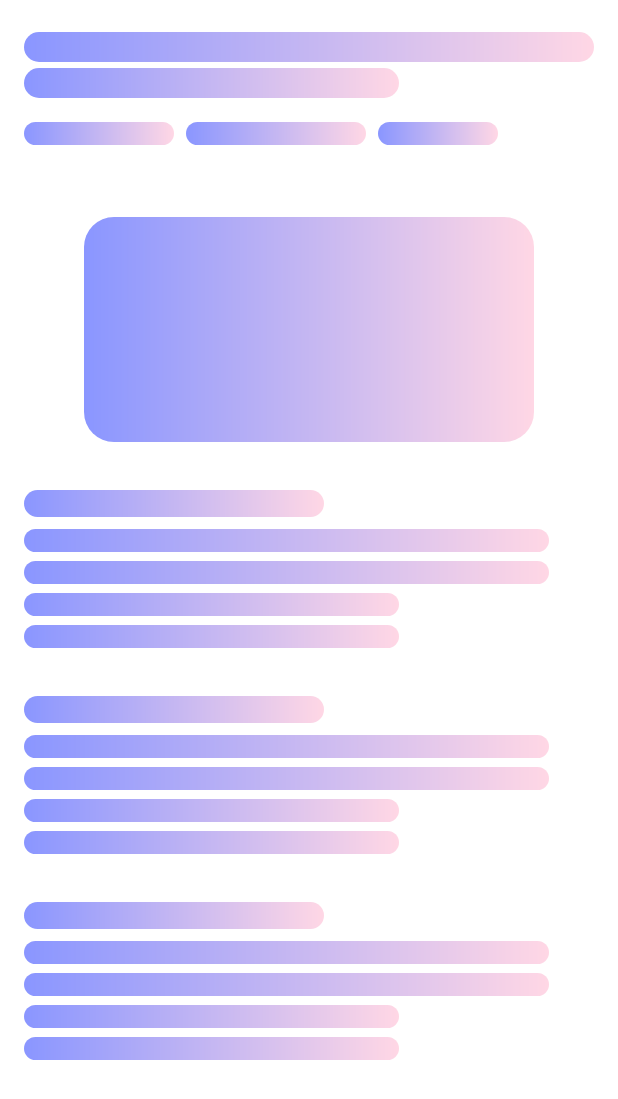
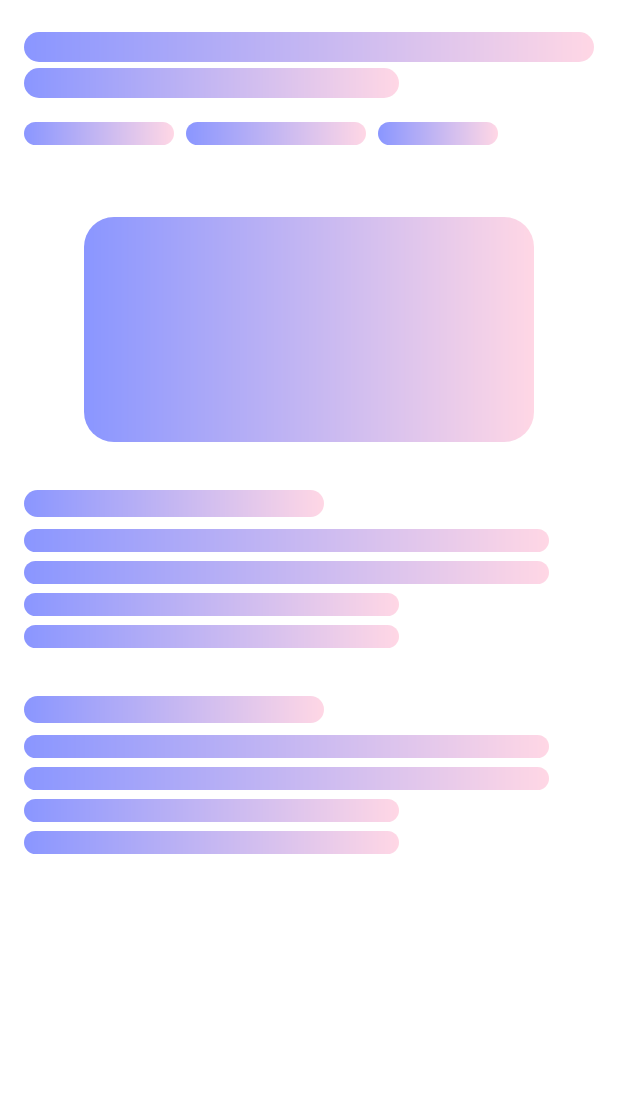
Before and after one commit to GEEKOFIA/blog_app, an Android app: the ReadingActivity screen opened directly, with no data from a screen before it, on a phone screen of 412 x 824 dp. Shown: the top 1099 px of the screen. Run offline under Robolectric (Android 15) with nearby library versions, the phone set to English and light mode, and no system bars; our stand-ins replace Picasso, Shimmer; pictures from the network do not load; 11 statements that could not run were skipped.

Commit message:
Fixes #19 and Fixes #21
* Add Swipe Down To Refresh Posts
* Update Shimmer Layout
* Update drawable color for post date, writer and timer

Signed-off-by: chankruze <chankruze@gmail.com>

```diff
--- a/app/build.gradle
+++ b/app/build.gradle
@@ -7,8 +7,8 @@ android {
         applicationId "in.geekofia.blog"
         minSdkVersion 21
         targetSdkVersion 29
-        versionCode 46
-        versionName "1.2.3"
+        versionCode 51
+        versionName "1.2.4"
         testInstrumentationRunner "androidx.test.runner.AndroidJUnitRunner"
         manifestPlaceholders = [
                 onesignal_app_id: '934a0007-02bc-4385-bd4f-35b491fe6687',
--- a/app/src/main/java/in/geekofia/blog/fragments/PostsFragment.java
+++ b/app/src/main/java/in/geekofia/blog/fragments/PostsFragment.java
@@ -17,6 +17,7 @@ import androidx.fragment.app.Fragment;
 import androidx.recyclerview.widget.DividerItemDecoration;
 import androidx.recyclerview.widget.LinearLayoutManager;
 import androidx.recyclerview.widget.RecyclerView;
+import androidx.swiperefreshlayout.widget.SwipeRefreshLayout;
 
 import in.geekofia.blog.activities.ReadingActivity;
 import in.geekofia.blog.models.Post;
@@ -104,13 +105,22 @@ public class PostsFragment extends Fragment {
                 loadLatestPosts();
             }
         });
+
+        final SwipeRefreshLayout swipeRefreshLayout = view.findViewById(R.id.pull_to_refresh);
+        swipeRefreshLayout.setOnRefreshListener(new SwipeRefreshLayout.OnRefreshListener() {
+            @Override
+            public void onRefresh() {
+                mPostList.clear();
+                mAdapter.notifyDataSetChanged();
+                loadLatestPosts();
+                swipeRefreshLayout.setRefreshing(false);
+            }
+        });
     }
 
     private void loadLatestPosts() {
         if (isConnected()) {
-            if (mShimmerViewContainer.getVisibility() == View.VISIBLE && mShimmerViewContainer.isShimmerStarted()) {
-                // do nothing
-            } else {
+            if (!(mShimmerViewContainer.getVisibility() == View.VISIBLE) && mShimmerViewContainer.isShimmerStarted()) {
                 mShimmerViewContainer.setVisibility(View.VISIBLE);
                 mShimmerViewContainer.startShimmer();
             }
@@ -179,12 +189,12 @@ public class PostsFragment extends Fragment {
         });
     }
 
-    public void search(String queryText) {
+    private void search(String queryText) {
         mAdapter.getFilter().filter(queryText);
     }
 
 
-    public void showPopup(final Context context, View view, final ArrayList<Post> posts, final int position) {
+    private void showPopup(final Context context, View view, final ArrayList<Post> posts, final int position) {
         // Setup Popup Menu
         MenuBuilder menuBuilder = new MenuBuilder(context);
         MenuInflater inflater = new MenuInflater(context);
--- /dev/null
+++ b/app/src/main/res/drawable/ic_author_post.xml
@@ -0,0 +1,14 @@
+<vector xmlns:android="http://schemas.android.com/apk/res/android"
+    android:width="24dp"
+    android:height="24dp"
+    android:viewportWidth="24"
+    android:viewportHeight="24">
+  <path
+      android:fillColor="#FF000000"
+      android:pathData="M0,0h24v24h-24z"
+      android:strokeAlpha="0"
+      android:fillAlpha="0"/>
+  <path
+      android:fillColor="#FF000000"
+      android:pathData="M19.4,7.34L16.66,4.6A2,2 0,0 0,14 4.53l-9,9a2,2 0,0 0,-0.57 1.21L4,18.91a1,1 0,0 0,0.29 0.8A1,1 0,0 0,5 20h0.09l4.17,-0.38a2,2 0,0 0,1.21 -0.57l9,-9a1.92,1.92 0,0 0,-0.07 -2.71zM9.08,17.62l-3,0.28 0.27,-3L12,9.32l2.7,2.7zM16,10.68L13.32,8l1.95,-2L18,8.73z"/>
+</vector>
--- a/app/src/main/res/layout/activity_reading.xml
+++ b/app/src/main/res/layout/activity_reading.xml
@@ -1,20 +1,20 @@
 <?xml version="1.0" encoding="utf-8"?>
 <LinearLayout xmlns:android="http://schemas.android.com/apk/res/android"
+    xmlns:app="http://schemas.android.com/apk/res-auto"
     xmlns:tools="http://schemas.android.com/tools"
-    xmlns:app="http://schemas.android.com/apk/res-auto"
-    tools:context=".activities.ReadingActivity"
+    android:layout_width="match_parent"
+    android:layout_height="wrap_content"
     android:orientation="vertical"
-    android:layout_height="wrap_content"
-    android:layout_width="match_parent">
+    tools:context=".activities.ReadingActivity">
 
     <ProgressBar
         android:id="@+id/progress_horizontal"
-        android:progressDrawable="@drawable/progressbar_drawable_green"
         style="?android:attr/progressBarStyleHorizontal"
+        android:layout_width="match_parent"
+        android:layout_height="5dp"
         android:max="100"
         android:progress="0"
-        android:layout_width="match_parent"
-        android:layout_height="5dp"/>
+        android:progressDrawable="@drawable/progressbar_drawable_green" />
 
     <ScrollView
         android:id="@+id/scrollView"
@@ -64,33 +64,24 @@
 
                     <TextView
                         android:id="@+id/view_post_date"
-                        android:layout_width="wrap_content"
-                        android:layout_height="wrap_content"
+                        style="@style/TextViewPost"
                         android:drawableStart="@drawable/ic_calendar"
-                        android:drawablePadding="4dp"
-                        android:drawableTint="#787878"
-                        android:paddingStart="0dp"
-                        android:paddingEnd="8dp" />
+                        tools:text="17 December" />
 
                     <TextView
                         android:id="@+id/view_post_author"
-                        android:layout_width="wrap_content"
-                        android:layout_height="wrap_content"
-                        android:drawableStart="@drawable/ic_author"
-                        android:drawablePadding="4dp"
-                        android:drawableTint="#787878"
-                        android:paddingStart="0dp"
-                        android:paddingEnd="8dp" />
+                        style="@style/TextViewPost"
+                        android:layout_width="0dp"
+                        android:layout_weight="1"
+                        android:drawableStart="@drawable/ic_author_post"
+                        tools:text="chankruze" />
 
                     <TextView
                         android:id="@+id/view_post_duration"
-                        android:layout_width="wrap_content"
-                        android:layout_height="wrap_content"
+                        style="@style/TextViewPost"
                         android:drawableStart="@drawable/ic_clock"
-                        android:drawablePadding="4dp"
-                        android:drawableTint="#787878"
-                        android:paddingStart="0dp"
-                        android:paddingEnd="8dp" />
+                        tools:text="19 Minutes" />
+
                 </LinearLayout>
 
                 <ImageView
@@ -99,8 +90,8 @@
                     android:layout_height="150dp"
                     android:layout_gravity="center"
                     android:contentDescription="@string/imageview_desc"
+                    android:paddingStart="16dp"
                     android:paddingTop="16dp"
-                    android:paddingStart="16dp"
                     android:paddingEnd="16dp" />
 
                 <WebView
--- a/app/src/main/res/layout/fragment_posts.xml
+++ b/app/src/main/res/layout/fragment_posts.xml
@@ -30,19 +30,24 @@
 
                 <include layout="@layout/placeholder_posts_list" />
 
-                <include layout="@layout/placeholder_posts_list" />
-
             </LinearLayout>
 
         </androidx.core.widget.NestedScrollView>
 
     </com.facebook.shimmer.ShimmerFrameLayout>
 
-    <androidx.recyclerview.widget.RecyclerView
-        android:id="@+id/recycler_view_posts"
+    <androidx.swiperefreshlayout.widget.SwipeRefreshLayout
+        android:id="@+id/pull_to_refresh"
         android:layout_width="match_parent"
-        android:layout_height="match_parent"
-        tools:listitem="@layout/post_item" />
+        android:layout_height="match_parent">
+
+        <androidx.recyclerview.widget.RecyclerView
+            android:id="@+id/recycler_view_posts"
+            android:layout_width="match_parent"
+            android:layout_height="match_parent"
+            tools:listitem="@layout/post_item" />
+
+    </androidx.swiperefreshlayout.widget.SwipeRefreshLayout>
 
     <TextView
         android:id="@+id/empty_view"
--- a/app/src/main/res/layout/placeholder_post.xml
+++ b/app/src/main/res/layout/placeholder_post.xml
@@ -109,36 +109,4 @@
         android:layout_marginTop="6dp"
         android:background="@drawable/shimmer_bg" />
 
-    <!-- Heading -->
-    <TextView
-        android:layout_width="200dp"
-        android:layout_height="18dp"
-        android:layout_marginTop="32dp"
-        android:background="@drawable/shimmer_bg" />
-
-    <TextView
-        android:layout_width="350dp"
-        android:layout_height="15dp"
-        android:layout_marginTop="8dp"
-        android:background="@drawable/shimmer_bg" />
-
-    <TextView
-        android:layout_width="350dp"
-        android:layout_height="15dp"
-        android:layout_marginTop="6dp"
-        android:background="@drawable/shimmer_bg" />
-
-    <TextView
-        android:layout_width="250dp"
-        android:layout_height="15dp"
-        android:layout_marginTop="6dp"
-        android:background="@drawable/shimmer_bg" />
-
-    <TextView
-        android:layout_width="250dp"
-        android:layout_height="15dp"
-        android:layout_marginTop="6dp"
-        android:background="@drawable/shimmer_bg" />
-
-
 </LinearLayout>
--- /dev/null
+++ b/app/src/main/res/values-v23/styles.xml
@@ -0,0 +1,13 @@
+<?xml version="1.0" encoding="utf-8"?>
+<resources>
+
+    <style name="TextViewPost" parent="TextAppearance.AppCompat.Body1">
+        <item name="android:layout_width">wrap_content</item>
+        <item name="android:layout_height">wrap_content</item>
+        <item name="android:textSize">18sp</item>
+        <item name="android:drawablePadding">4dp</item>
+        <item name="android:paddingStart">0dp</item>
+        <item name="android:paddingEnd">8dp</item>
+        <item name="android:drawableTint">#ADADAD</item>
+    </style>
+</resources>
--- a/app/src/main/res/values/styles.xml
+++ b/app/src/main/res/values/styles.xml
@@ -30,4 +30,13 @@
     <style name="AppCard" parent="Widget.MaterialComponents.CardView">
         <item name="cardElevation">8dp</item>
     </style>
+
+    <style name="TextViewPost" parent="TextAppearance.AppCompat.Body1">
+        <item name="android:layout_width">wrap_content</item>
+        <item name="android:layout_height">wrap_content</item>
+        <item name="android:textSize">18sp</item>
+        <item name="android:drawablePadding">4dp</item>
+        <item name="android:paddingStart">0dp</item>
+        <item name="android:paddingEnd">8dp</item>
+    </style>
 </resources>
```
Also changed, not shown: 1 other file.
